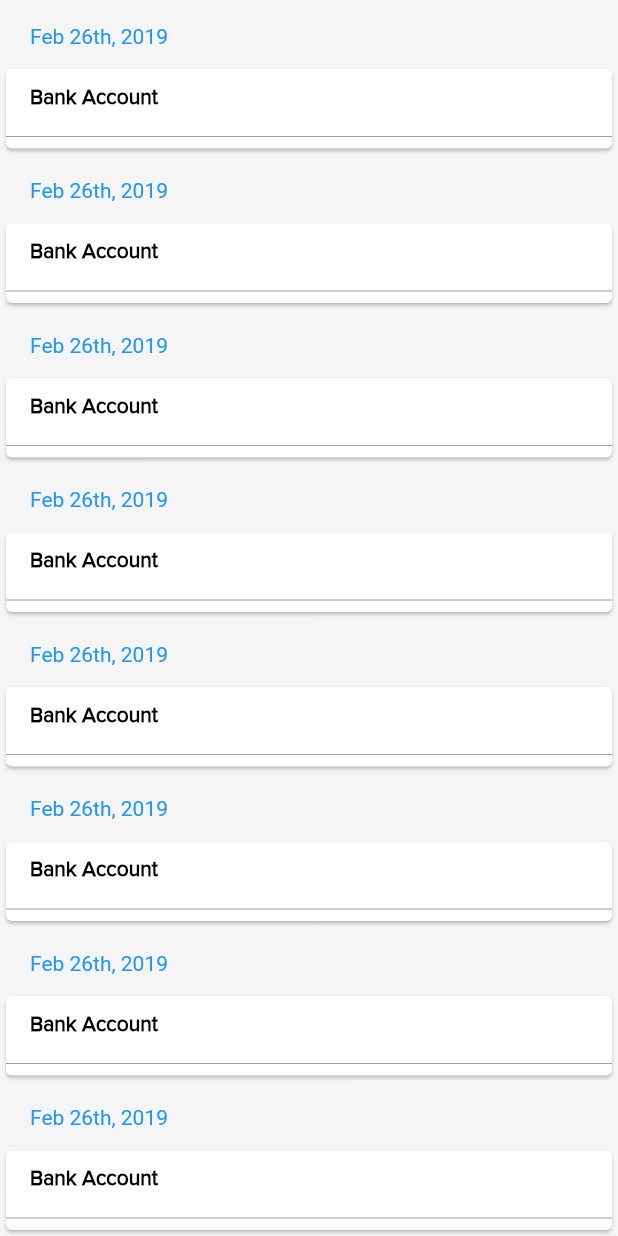
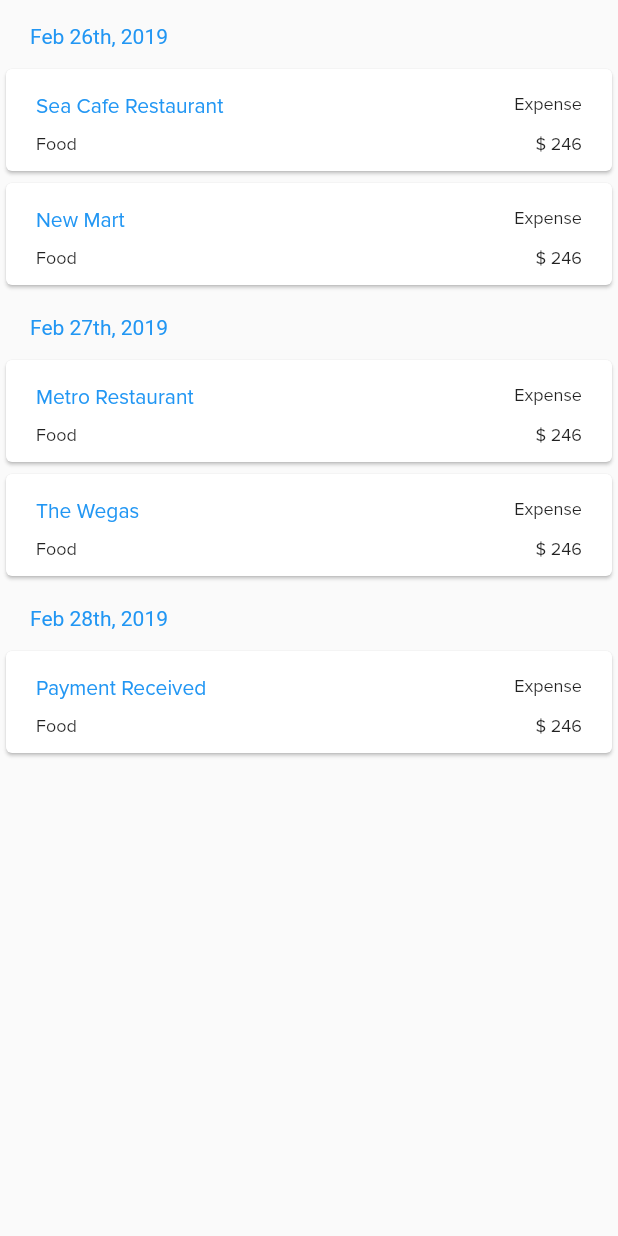
Before and after one commit to mohanrajrajamani/finananceapp, a Flutter app: the AllCatagorizedPage widget shown alone on an empty page, opened directly, on a phone screen of 412 x 824 dp. Run offline on Flutter 3.47's test engine with Material 2 defaults, Android fonts, the phone set to English and light mode, and no system bars; our stand-ins replace page_view_indicators, percent_indicator, pin_code_fields.

Commit message:
06-04-202

```diff
--- a/lib/pages/accountpage.dart
+++ b/lib/pages/accountpage.dart
@@ -8,6 +8,17 @@ class Accountpage extends StatefulWidget {
 
 class AccountPageState extends State {
   int _groupValue = 1;
+  List<String> bankDetails = new List<String>();
+
+  @override
+  initState() {
+    super.initState();
+    bankDetails = new List<String>();
+
+    bankDetails.add('Bank Account');
+    bankDetails.add('Credit Card Account');
+
+  }
 
   @override
   Widget build(BuildContext context) {
@@ -26,7 +37,7 @@ class AccountPageState extends State {
       ),
       body: new Container(
         child: ListView.builder(
-            itemCount: 2,
+            itemCount: bankDetails.length,
             scrollDirection: Axis.vertical,
             itemBuilder: (context, position) {
               return GestureDetector(
@@ -46,7 +57,7 @@ class AccountPageState extends State {
                       children: <Widget>[
                         new Container(
                           padding: EdgeInsets.fromLTRB(24, 10, 24, 0),
-                          child: Text("Bank Account",
+                          child: Text(bankDetails[position],
                               style: TextStyle(
                                   color: Colors.black,
                                   fontFamily: "Proxima",
--- a/lib/pages/transactionspage.dart
+++ b/lib/pages/transactionspage.dart
@@ -1,5 +1,7 @@
 import 'package:flutter/material.dart';
 import 'package:my_sample_project/tab/allcatagorizedpage.dart';
+import 'package:my_sample_project/tab/catagorizedpage.dart';
+import 'package:my_sample_project/tab/uncatagorizedpage.dart';
 
 
 class TransactionsPage extends StatefulWidget {
@@ -57,8 +59,8 @@ class TransactionsPageState extends State with SingleTickerProviderStateMixin{
       body: TabBarView(
           children: [
         AllCatagorizedPage(),
-        new Text("This is chat Tab View"),
-        new Text("This is notification Tab View"),
+       UncatagorizedPage(),
+       Catagorizedpage(),
       ],
       controller: _tabController,),
     );
--- a/lib/tab/allcatagorizedpage.dart
+++ b/lib/tab/allcatagorizedpage.dart
@@ -6,16 +6,39 @@ class AllCatagorizedPage extends StatefulWidget {
 }
 
 class AllCatagorizedApp extends State<AllCatagorizedPage> {
-  final List<int> _listData = List<int>.generate(100, (i) => i);
+   List<Subject> subjectList = new List<Subject>();
+  List<String> androidTopic = new List<String>();
+  List<String> javaTopic = new List<String>();
+  List<String> flutterTopic = new List<String>();
+
+  @override
+  initState() {
+    super.initState();
+    subjectList = new List<Subject>();
+    androidTopic = new List<String>();
+    javaTopic = new List<String>();
+    flutterTopic = new List<String>();
+
+     androidTopic.add('Sea Cafe Restaurant');
+    androidTopic.add('New Mart');
+
+    javaTopic.add('Metro Restaurant');
+    javaTopic.add('The Wegas');
+
+    flutterTopic.add('Payment Received');
+
+    subjectList.add(Subject('Feb 26th, 2019', androidTopic));
+    subjectList.add(Subject('Feb 27th, 2019', javaTopic));
+    subjectList.add(Subject('Feb 28th, 2019', flutterTopic));
+  }
+
   @override
   Widget build(BuildContext context) {
-    return Scaffold(
-      backgroundColor: Colors.grey.withOpacity(.10),
-      body: new Container(
-        child: ListView.builder(
-          itemCount: 20,
-          scrollDirection: Axis.vertical,
-          itemBuilder: (context, position) {
+    return new ScaffoldWrapper(
+      title: 'StickyHeader Flutter Tutorial',
+      child: new ListView.builder(
+          itemCount: subjectList.length,
+          itemBuilder: (context, index) {
             return Container(
                 child: Column(
               children: <Widget>[
@@ -25,7 +48,7 @@ class AllCatagorizedApp extends State<AllCatagorizedPage> {
                     mainAxisAlignment: MainAxisAlignment.spaceBetween,
                     mainAxisSize: MainAxisSize.max,
                     children: <Widget>[
-                      Text("Feb 26th, 2019",
+                      Text(subjectList[index].subjectName,
                           style: TextStyle(
                             fontSize: 14.0,
                             color: Colors.blue,
@@ -33,29 +56,124 @@ class AllCatagorizedApp extends State<AllCatagorizedPage> {
                     ],
                   ),
                 ),
-                Card(
+              //  new Card(
+              // color: Colors.white,
+                  new Column(
+                     children:
+                        getContestsSubList(subjectList[index].topicNameList)
+                    // ],
+
+                   // )
+
+                  )
+
+
+              ],
+            ));
+          },),
+    );
+  }
+
+  List<Widget> getContestsSubList(List<String> studentList) {
+    var listWidget = List<Widget>();
+    studentList.forEach((listData) {
+      listWidget.add(
+        Container(
+          child:Card(
+            color: Colors.white,
                   child: new Column(
                     crossAxisAlignment: CrossAxisAlignment.start,
-                    mainAxisAlignment: MainAxisAlignment.center,
+                    mainAxisAlignment: MainAxisAlignment.spaceBetween,
                     children: <Widget>[
                       new Container(
-                        padding: EdgeInsets.fromLTRB(16, 10, 16, 0),
-                        child: Text("Bank Account",
+                         margin: EdgeInsets.fromLTRB(20, 16, 20, 10),
+                          child: new Row(
+                        mainAxisAlignment: MainAxisAlignment.spaceBetween,
+                        crossAxisAlignment: CrossAxisAlignment.start,
+                        children: <Widget>[
+                          Text(
+                            listData,
                             style: TextStyle(
-                                color: Colors.black,
-                                fontFamily: "Proxima",
-                                fontWeight: FontWeight.bold)),
-                      ),
+                              fontSize: 14,
+                              color: Colors.blue,
+                              fontFamily: 'Proxima',
+                            ),
+                          ),
+                          Text(
+                            "Expense",
+                            style: TextStyle(
+                              fontSize: 12,
+                              fontFamily: 'Proxima',
+                            ),
+                          ),
+                        ],
+                      )),
+                       new Container(
+                         margin: EdgeInsets.fromLTRB(20, 0, 20, 0),
+                          child: new Row(
+                        mainAxisAlignment: MainAxisAlignment.spaceBetween,
+                        crossAxisAlignment: CrossAxisAlignment.start,
+                        children: <Widget>[
+                          Text(
+                            'Food',
+                            style: TextStyle(
+                              fontSize: 12,
+                              fontFamily: 'Proxima',
+                            ),
+                          ),
+                          Text(
+                             "\$ ${246.toString()}",
+                            style: TextStyle(
+                              fontSize: 12,
+                              fontFamily: 'Proxima',
+                            ),
+                          ),
+                        ],
+                      )),
                       SizedBox(height: 10.0),
-                      Divider(color: Colors.grey),
+                    // Divider(color: Colors.grey),
                     ],
                   ),
-                )
-              ],
-            ));
-          },
-        ),
-      ),
+          )
+
+        )
+      );
+    });
+    return listWidget;
+  }
+}
+
+class ScaffoldWrapper extends StatelessWidget {
+  final Widget child;
+  final String title;
+  const ScaffoldWrapper({
+    Key key,
+    @required this.title,
+    @required this.child,
+  }) : super(key: key);
+  @override
+  Widget build(BuildContext context) {
+    return new Scaffold(
+      // appBar: new PreferredSize(
+      //   preferredSize: new Size.fromHeight(kToolbarHeight),
+      //   // child: new Hero(
+      //   //   tag: 'app_bar',
+      //   //   child: new AppBar(
+      //   //    // title: new Text(title),
+      //   //     elevation: 0.0,
+      //   //   ),
+      //   // ),
+      // ),
+      body: child,
     );
   }
 }
+
+class Subject {
+  String subjectName;
+  List<String> topicNameList;
+  Subject(String subjectName, List<String> topicNameList) {
+    this.subjectName = subjectName;
+    this.topicNameList = topicNameList;
+  }
+}
--- a/lib/tab/catagorizedpage.dart
+++ b/lib/tab/catagorizedpage.dart
@@ -0,0 +1,179 @@
+import 'package:flutter/material.dart';
+
+class Catagorizedpage extends StatefulWidget {
+  @override
+  State<StatefulWidget> createState() => CatagorizedStatePage();
+}
+
+class CatagorizedStatePage extends State {
+  List<Subject> subjectList = new List<Subject>();
+  List<String> androidTopic = new List<String>();
+  List<String> javaTopic = new List<String>();
+  List<String> flutterTopic = new List<String>();
+
+  @override
+  initState() {
+    super.initState();
+    subjectList = new List<Subject>();
+    androidTopic = new List<String>();
+    javaTopic = new List<String>();
+    flutterTopic = new List<String>();
+
+      androidTopic.add('Sea Cafe Restaurant');
+    androidTopic.add('New Mart');
+
+    javaTopic.add('Metro Restaurant');
+    javaTopic.add('The Wegas');
+
+    flutterTopic.add('Payment Received');
+
+    subjectList.add(Subject('Feb 26th, 2019', androidTopic));
+    subjectList.add(Subject('Feb 27th, 2019', javaTopic));
+    subjectList.add(Subject('Feb 28th, 2019', flutterTopic));
+  }
+
+  @override
+  Widget build(BuildContext context) {
+    return new ScaffoldWrapper(
+      title: 'StickyHeader Flutter Tutorial',
+      child: new ListView.builder(
+          itemCount: subjectList.length,
+          itemBuilder: (context, index) {
+            return Container(
+                child: Column(
+              children: <Widget>[
+                new Container(
+                  margin: EdgeInsets.fromLTRB(20, 16, 20, 10),
+                  child: Row(
+                    mainAxisAlignment: MainAxisAlignment.spaceBetween,
+                    mainAxisSize: MainAxisSize.max,
+                    children: <Widget>[
+                      Text(subjectList[index].subjectName,
+                          style: TextStyle(
+                            fontSize: 14.0,
+                            color: Colors.blue,
+                          )),
+                    ],
+                  ),
+                ),
+              //  new Card(
+              // color: Colors.white,
+                  new Column(
+                     children:
+                        getContestsSubList(subjectList[index].topicNameList)
+                    // ],
+
+                   // )
+
+                  )
+
+
+              ],
+            ));
+          },),
+    );
+  }
+
+  List<Widget> getContestsSubList(List<String> studentList) {
+    var listWidget = List<Widget>();
+    studentList.forEach((listData) {
+      listWidget.add(
+        Container(
+          child:Card(
+            color: Colors.white,
+                  child: new Column(
+                    crossAxisAlignment: CrossAxisAlignment.start,
+                    mainAxisAlignment: MainAxisAlignment.spaceBetween,
+                    children: <Widget>[
+                      new Container(
+                         margin: EdgeInsets.fromLTRB(20, 16, 20, 10),
+                          child: new Row(
+                        mainAxisAlignment: MainAxisAlignment.spaceBetween,
+                        crossAxisAlignment: CrossAxisAlignment.start,
+                        children: <Widget>[
+                          Text(
+                            listData,
+                            style: TextStyle(
+                              fontSize: 14,
+                              color: Colors.blue,
+                              fontFamily: 'Proxima',
+                            ),
+                          ),
+                          Text(
+                            "Expense",
+                            style: TextStyle(
+                              fontSize: 12,
+                              fontFamily: 'Proxima',
+                            ),
+                          ),
+                        ],
+                      )),
+                       new Container(
+                         margin: EdgeInsets.fromLTRB(20, 0, 20, 0),
+                          child: new Row(
+                        mainAxisAlignment: MainAxisAlignment.spaceBetween,
+                        crossAxisAlignment: CrossAxisAlignment.start,
+                        children: <Widget>[
+                          Text(
+                            'Food',
+                            style: TextStyle(
+                              fontSize: 12,
+                              fontFamily: 'Proxima',
+                            ),
+                          ),
+                          Text(
+                             "\$ ${246.toString()}",
+                            style: TextStyle(
+                              fontSize: 12,
+                              fontFamily: 'Proxima',
+                            ),
+                          ),
+                        ],
+                      )),
+                      SizedBox(height: 10.0),
+                    // Divider(color: Colors.grey),
+                    ],
+                  ),
+          )
+
+        )
+      );
+    });
+    return listWidget;
+  }
+}
+
+class ScaffoldWrapper extends StatelessWidget {
+  final Widget child;
+  final String title;
+  const ScaffoldWrapper({
+    Key key,
+    @required this.title,
+    @required this.child,
+  }) : super(key: key);
+  @override
+  Widget build(BuildContext context) {
+    return new Scaffold(
+      // appBar: new PreferredSize(
+      //   preferredSize: new Size.fromHeight(kToolbarHeight),
+      //   // child: new Hero(
+      //   //   tag: 'app_bar',
+      //   //   child: new AppBar(
+      //   //    // title: new Text(title),
+      //   //     elevation: 0.0,
+      //   //   ),
+      //   // ),
+      // ),
+      body: child,
+    );
+  }
+}
+
+class Subject {
+  String subjectName;
+  List<String> topicNameList;
+  Subject(String subjectName, List<String> topicNameList) {
+    this.subjectName = subjectName;
+    this.topicNameList = topicNameList;
+  }
+}
--- a/lib/tab/uncatagorizedpage.dart
+++ b/lib/tab/uncatagorizedpage.dart
@@ -0,0 +1,180 @@
+import 'package:flutter/material.dart';
+
+class UncatagorizedPage extends StatefulWidget {
+  @override
+  State<StatefulWidget> createState() =>UnCatagorizedStatePage();
+
+
+}
+ class UnCatagorizedStatePage extends State {
+  List<Subject> subjectList = new List<Subject>();
+  List<String> androidTopic = new List<String>();
+  List<String> javaTopic = new List<String>();
+  List<String> flutterTopic = new List<String>();
+
+  @override
+  initState() {
+    super.initState();
+    subjectList = new List<Subject>();
+    androidTopic = new List<String>();
+    javaTopic = new List<String>();
+    flutterTopic = new List<String>();
+
+    androidTopic.add('Sea Cafe Restaurant');
+    androidTopic.add('New Mart');
+
+    javaTopic.add('Metro Restaurant');
+    javaTopic.add('The Wegas');
+
+    flutterTopic.add('Payment Received');
+
+    subjectList.add(Subject('Feb 26th, 2019', androidTopic));
+    subjectList.add(Subject('Feb 27th, 2019', javaTopic));
+    subjectList.add(Subject('Feb 28th, 2019', flutterTopic));
+  }
+
+  @override
+  Widget build(BuildContext context) {
+    return new ScaffoldWrapper(
+      title: 'StickyHeader Flutter Tutorial',
+      child: new ListView.builder(
+          itemCount: subjectList.length,
+          itemBuilder: (context, index) {
+            return Container(
+                child: Column(
+              children: <Widget>[
+                new Container(
+                  margin: EdgeInsets.fromLTRB(20, 16, 20, 10),
+                  child: Row(
+                    mainAxisAlignment: MainAxisAlignment.spaceBetween,
+                    mainAxisSize: MainAxisSize.max,
+                    children: <Widget>[
+                      Text(subjectList[index].subjectName,
+                          style: TextStyle(
+                            fontSize: 14.0,
+                            color: Colors.blue,
+                          )),
+                    ],
+                  ),
+                ),
+              //  new Card(
+              // color: Colors.white,
+                  new Column(
+                     children:
+                        getContestsSubList(subjectList[index].topicNameList)
+                    // ],
+
+                   // )
+
+                  )
+
+
+              ],
+            ));
+          },),
+    );
+  }
+
+  List<Widget> getContestsSubList(List<String> studentList) {
+    var listWidget = List<Widget>();
+    studentList.forEach((listData) {
+      listWidget.add(
+        Container(
+          child:Card(
+            color: Colors.white,
+                  child: new Column(
+                    crossAxisAlignment: CrossAxisAlignment.start,
+                    mainAxisAlignment: MainAxisAlignment.spaceBetween,
+                    children: <Widget>[
+                      new Container(
+                         margin: EdgeInsets.fromLTRB(20, 16, 20, 10),
+                          child: new Row(
+                        mainAxisAlignment: MainAxisAlignment.spaceBetween,
+                        crossAxisAlignment: CrossAxisAlignment.start,
+                        children: <Widget>[
+                          Text(
+                            listData,
+                            style: TextStyle(
+                              fontSize: 14,
+                              color: Colors.blue,
+                              fontFamily: 'Proxima',
+                            ),
+                          ),
+                          Text(
+                            "Expense",
+                            style: TextStyle(
+                              fontSize: 12,
+                              fontFamily: 'Proxima',
+                            ),
+                          ),
+                        ],
+                      )),
+                       new Container(
+                         margin: EdgeInsets.fromLTRB(20, 0, 20, 0),
+                          child: new Row(
+                        mainAxisAlignment: MainAxisAlignment.spaceBetween,
+                        crossAxisAlignment: CrossAxisAlignment.start,
+                        children: <Widget>[
+                          Text(
+                            'Food',
+                            style: TextStyle(
+                              fontSize: 12,
+                              fontFamily: 'Proxima',
+                            ),
+                          ),
+                          Text(
+                             "\$ ${246.toString()}",
+                            style: TextStyle(
+                              fontSize: 12,
+                              fontFamily: 'Proxima',
+                            ),
+                          ),
+                        ],
+                      )),
+                      SizedBox(height: 10.0),
+                    // Divider(color: Colors.grey),
+                    ],
+                  ),
+          )
+
+        )
+      );
+    });
+    return listWidget;
+  }
+}
+
+class ScaffoldWrapper extends StatelessWidget {
+  final Widget child;
+  final String title;
+  const ScaffoldWrapper({
+    Key key,
+    @required this.title,
+    @required this.child,
+  }) : super(key: key);
+  @override
+  Widget build(BuildContext context) {
+    return new Scaffold(
+      // appBar: new PreferredSize(
+      //   preferredSize: new Size.fromHeight(kToolbarHeight),
+      //   // child: new Hero(
+      //   //   tag: 'app_bar',
+      //   //   child: new AppBar(
+      //   //    // title: new Text(title),
+      //   //     elevation: 0.0,
+      //   //   ),
+      //   // ),
+      // ),
+      body: child,
+    );
+  }
+}
+
+class Subject {
+  String subjectName;
+  List<String> topicNameList;
+  Subject(String subjectName, List<String> topicNameList) {
+    this.subjectName = subjectName;
+    this.topicNameList = topicNameList;
+  }
+}
--- a/pubspec.yaml
+++ b/pubspec.yaml
@@ -23,6 +23,8 @@ dependencies:
   scrolling_page_indicator: ^0.1.2
   page_view_indicators: 1.3.1
   percent_indicator: 2.1.1+1
+  carousel_slider: 1.4.1
+
 
   # The following adds the Cupertino Icons font to your application.
   # Use with the CupertinoIcons class for iOS style icons.
```
Also changed, not shown: lib/pages/dashboardpage.dart (+70 -30 lines), pubspec.lock, 1 other file.
